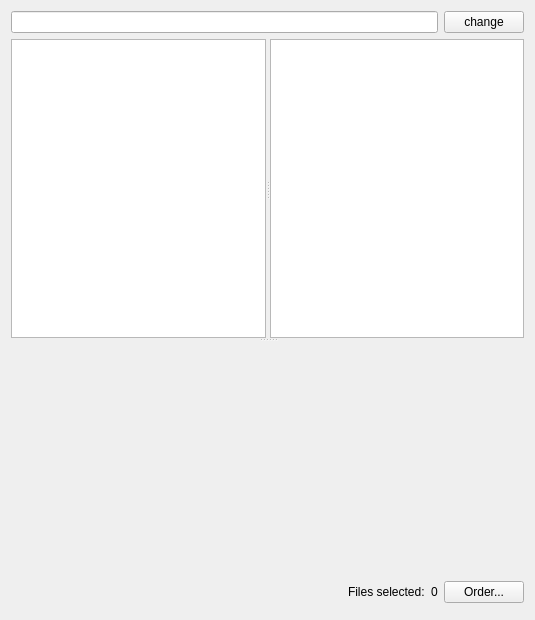
portfors-lab/sparkle, file spikeylab/gui/stim/components/vocal_parameters.ui: the form before one commit.
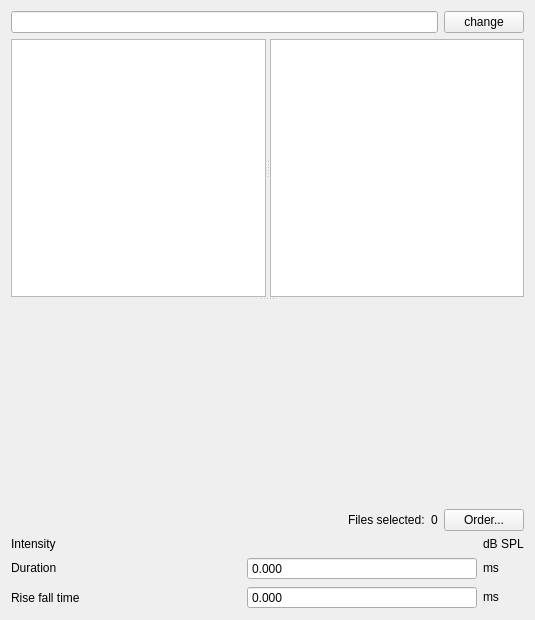
The form after the commit. Custom widgets are drawn as their Qt base class.

The edit to the form file:
```diff
--- a/spikeylab/gui/stim/components/vocal_parameters.ui
+++ b/spikeylab/gui/stim/components/vocal_parameters.ui
@@ -105,22 +105,118 @@
     </layout>
    </item>
    <item>
-    <widget class="CommonParameterWidget" name="common" native="true"/>
+    <layout class="QGridLayout" name="gridLayout_5">
+     <item row="3" column="1">
+      <widget class="SmartSpinBox" name="risefallSpnbx">
+       <property name="buttonSymbols">
+        <enum>QAbstractSpinBox::NoButtons</enum>
+       </property>
+       <property name="decimals">
+        <number>3</number>
+       </property>
+       <property name="maximum">
+        <double>500.000000000000000</double>
+       </property>
+      </widget>
+     </item>
+     <item row="0" column="2">
+      <widget class="QLabel" name="label_6">
+       <property name="text">
+        <string>dB SPL</string>
+       </property>
+      </widget>
+     </item>
+     <item row="1" column="0">
+      <widget class="QLabel" name="label_32">
+       <property name="sizePolicy">
+        <sizepolicy hsizetype="Preferred" vsizetype="Fixed">
+         <horstretch>0</horstretch>
+         <verstretch>0</verstretch>
+        </sizepolicy>
+       </property>
+       <property name="text">
+        <string>Duration</string>
+       </property>
+      </widget>
+     </item>
+     <item row="0" column="1">
+      <widget class="IncrementInput" name="dbSpnbx" native="true"/>
+     </item>
+     <item row="0" column="0">
+      <widget class="QLabel" name="label_42">
+       <property name="text">
+        <string>Intensity</string>
+       </property>
+      </widget>
+     </item>
+     <item row="3" column="0">
+      <widget class="QLabel" name="label_40">
+       <property name="text">
+        <string>Rise fall time</string>
+       </property>
+      </widget>
+     </item>
+     <item row="1" column="2">
+      <widget class="QLabel" name="tunit_lbl_0">
+       <property name="sizePolicy">
+        <sizepolicy hsizetype="Preferred" vsizetype="Fixed">
+         <horstretch>0</horstretch>
+         <verstretch>0</verstretch>
+        </sizepolicy>
+       </property>
+       <property name="text">
+        <string>ms</string>
+       </property>
+      </widget>
+     </item>
+     <item row="3" column="2">
+      <widget class="QLabel" name="tunit_lbl_1">
+       <property name="sizePolicy">
+        <sizepolicy hsizetype="Fixed" vsizetype="Fixed">
+         <horstretch>0</horstretch>
+         <verstretch>0</verstretch>
+        </sizepolicy>
+       </property>
+       <property name="text">
+        <string>ms</string>
+       </property>
+      </widget>
+     </item>
+     <item row="1" column="1">
+      <widget class="SmartSpinBox" name="durSpnbx">
+       <property name="buttonSymbols">
+        <enum>QAbstractSpinBox::NoButtons</enum>
+       </property>
+       <property name="decimals">
+        <number>3</number>
+       </property>
+       <property name="maximum">
+        <double>2000.000000000000000</double>
+       </property>
+      </widget>
+     </item>
+    </layout>
    </item>
   </layout>
  </widget>
  <customwidgets>
-  <customwidget>
-   <class>CommonParameterWidget</class>
-   <extends>QWidget</extends>
-   <header>spikeylab.gui.stim.common_parameters</header>
-  </customwidget>
   <customwidget>
    <class>SpecWidget</class>
    <extends>QWidget</extends>
    <header>spikeylab.gui.plotting.pyqtgraph_widgets</header>
    <container>1</container>
   </customwidget>
+  <customwidget>
+   <class>SmartSpinBox</class>
+   <extends>QDoubleSpinBox</extends>
+   <header>spikeylab.gui.stim.smart_spinbox</header>
+  </customwidget>
+  <customwidget>
+   <class>IncrementInput</class>
+   <extends>QWidget</extends>
+   <header>spikeylab.gui.stim.incrementer</header>
+   <container>1</container>
+  </customwidget>
  </customwidgets>
  <resources/>
  <connections>
```
